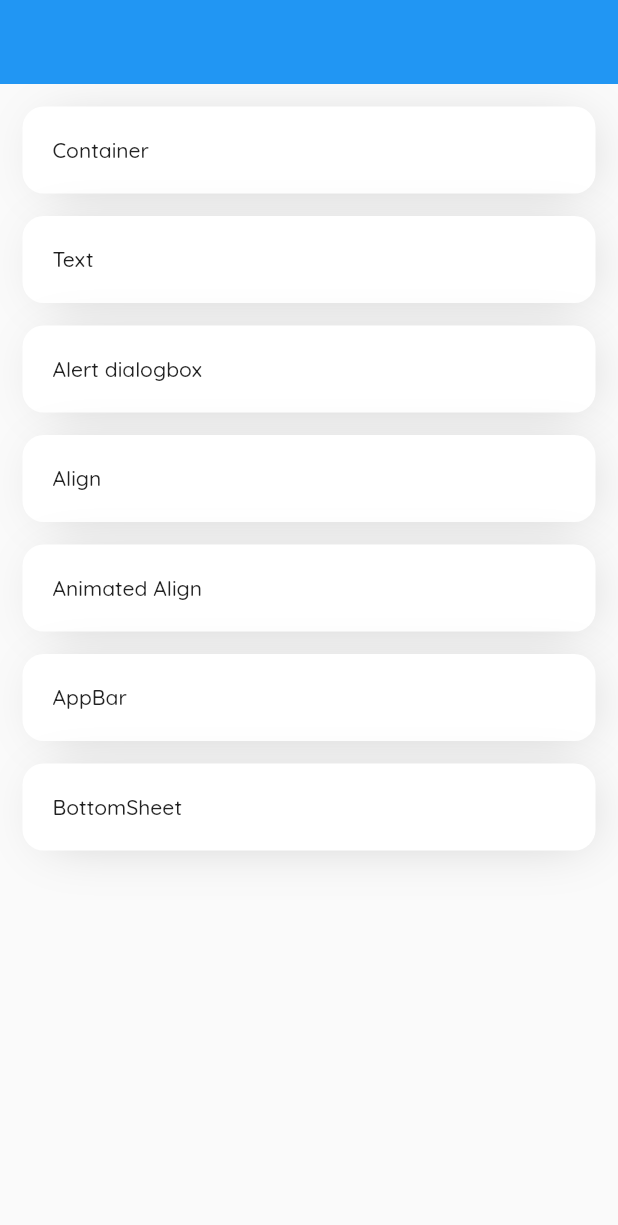
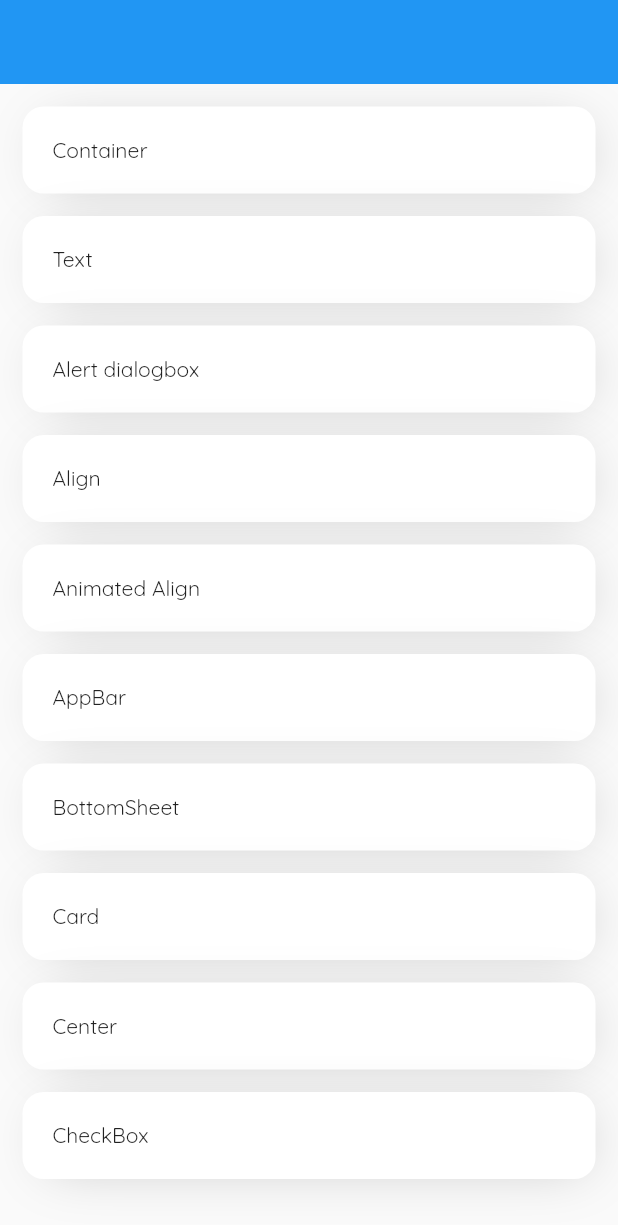
Before and after one commit to bhumit822/flutter_catalog, a Flutter app: the screen it shows after launch, on a phone screen of 412 x 824 dp. Shown: the top 1225 px of the screen. Run offline on Flutter 3.47's test engine with Material 2 defaults, Android fonts, the phone set to English and light mode, and no system bars; our stand-ins replace google_fonts.

Commit message:
first commit

```diff
--- a/lib/main.dart
+++ b/lib/main.dart
@@ -83,7 +83,8 @@ class ListTile extends StatelessWidget {
           padding: EdgeInsets.fromLTRB(20, 20, 20, 20),
           child: Text(
             widgets[idx].name,
-            style: GoogleFonts.quicksand(fontWeight: FontWeight.w500),
+            style: TextStyle(
+                fontFamily: "quicksands", fontWeight: FontWeight.w500),
           )),
     );
   }
--- a/lib/widget_List.dart
+++ b/lib/widget_List.dart
@@ -4,6 +4,9 @@ import 'package:flutter_catalog/widget_list/align.dart';
 import 'package:flutter_catalog/widget_list/animated_align.dart';
 import 'package:flutter_catalog/widget_list/appbar.dart';
 import 'package:flutter_catalog/widget_list/bottomsheet.dart';
+import 'package:flutter_catalog/widget_list/card.dart';
+import 'package:flutter_catalog/widget_list/center.dart';
+import 'package:flutter_catalog/widget_list/checkBox.dart';
 import 'package:flutter_catalog/widget_list/container.dart';
 import 'package:flutter_catalog/widget_list/text.dart';
 
@@ -43,6 +46,21 @@ List<WidgetModel> widgets = [
       implementation: BottomSheetImplementation(),
       description: BottomSheetImplementation(),
       codeString: BottomSheetCode()),
+  WidgetModel(
+      name: "Card",
+      implementation: CardImplementation(),
+      description: CardImplementation(),
+      codeString: CardCode()),
+  WidgetModel(
+      name: "Center",
+      implementation: CenterImplementation(),
+      description: CenterImplementation(),
+      codeString: CenterCode()),
+  WidgetModel(
+      name: "CheckBox",
+      implementation: CheckBoxImplementation(),
+      description: CheckBoxImplementation(),
+      codeString: CheckBoxCode()),
 ];
 
 
--- /dev/null
+++ b/lib/widget_list/card.dart
@@ -0,0 +1,35 @@
+import 'package:flutter/material.dart';
+import 'package:flutter_catalog/models/codeString.dart';
+import 'package:google_fonts/google_fonts.dart';
+
+class CardImplementation extends StatelessWidget {
+  const CardImplementation({Key? key}) : super(key: key);
+
+  @override
+  Widget build(BuildContext context) {
+    return Scaffold(
+      backgroundColor: Colors.black12,
+      body: Center(
+        child: Card(
+          child: Container(
+              padding: EdgeInsets.all(20),
+              alignment: Alignment.center,
+              height: 150,
+              width: 300,
+              child: Text(
+                "this is card widget in flutter,use widget in child.color,shadow color,elevation,shape can change.",
+                style: GoogleFonts.quicksand(fontWeight: FontWeight.w500),
+                textAlign: TextAlign.center,
+              )),
+        ),
+      ),
+    );
+  }
+}
+
+class CardCode extends CodeString {
+  @override
+  String codeString() {
+    return "card wdget code";
+  }
+}
```
Also changed, not shown: lib/widget_list/center.dart (added, +27 -0 lines), lib/widget_list/checkBox.dart (added, +34 -0 lines), pubspec.yaml (+6 -6 lines), assets/fonts/Quicksand-Bold.ttf (added), assets/fonts/Quicksand-Light.ttf (added), assets/fonts/Quicksand-Medium.ttf (added), assets/fonts/Quicksand-Regular.ttf (added), assets/fonts/Quicksand-SemiBold.ttf (added).
